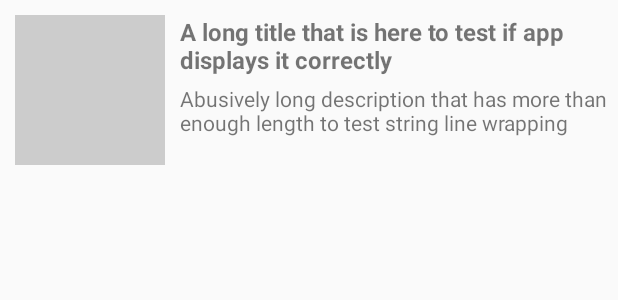
After one commit to toxuin/SellFlip, an Android app: the layout list_item.xml on its own in the app's theme, with its tools: preview values and no code run, on a phone screen of 412 x 824 dp. The commit adds this screen. Shown: the top 300 px of the screen. Run offline under Robolectric (Android 15) with nearby library versions, the phone set to English and light mode, and no system bars.

Commit message:
List item thing. A stub.

```diff
--- a/app/src/main/res/layout/fragment_results.xml
+++ b/app/src/main/res/layout/fragment_results.xml
@@ -1,12 +1,5 @@
 <?xml version="1.0" encoding="utf-8"?>
-<LinearLayout xmlns:android="http://schemas.android.com/apk/res/android"
-              android:orientation="vertical"
-              android:layout_width="match_parent"
-              android:layout_height="match_parent">
-
-    <TextView android:layout_width="wrap_content"
-              android:layout_height="wrap_content"
-              android:text="You suck, admit it."
-              android:id="@+id/textView3"
-              android:layout_gravity="center_horizontal"/>
-</LinearLayout>
+<ListView xmlns:android="http://schemas.android.com/apk/res/android"
+          android:layout_width="fill_parent"
+          android:layout_height="fill_parent"
+          android:id="@+id/itemsList"/>
--- /dev/null
+++ b/app/src/main/res/layout/list_item.xml
@@ -0,0 +1,36 @@
+<?xml version="1.0" encoding="utf-8"?>
+<RelativeLayout xmlns:android="http://schemas.android.com/apk/res/android"
+                android:layout_width="match_parent"
+                android:layout_height="wrap_content" >
+
+    <ImageView android:id="@+id/listImage"
+               android:layout_width="100dp"
+               android:layout_height="100dp"
+               android:layout_alignParentLeft="true"
+               android:layout_alignParentStart="true"
+               android:layout_centerVertical="true"
+               android:layout_margin="10dp"
+               android:background="#ffcccccc" />
+
+    <TextView android:id="@+id/listTitle"
+              android:layout_width="wrap_content"
+              android:layout_height="wrap_content"
+              android:layout_alignTop="@+id/listImage"
+              android:layout_toRightOf="@+id/listImage"
+              android:layout_toEndOf="@+id/listImage"
+              android:text="A long title that is here to test if app displays it correctly"
+              android:textSize="16sp"
+              android:textStyle="bold" />
+
+    <TextView android:id="@+id/listDescription"
+              android:layout_width="wrap_content"
+              android:layout_height="wrap_content"
+              android:layout_below="@+id/listTitle"
+              android:layout_marginTop="5dp"
+              android:maxLines="2"
+              android:layout_toRightOf="@+id/listImage"
+              android:layout_toEndOf="@+id/listImage"
+              android:text="Abusively long description that has more than enough length to test string line wrapping thing."
+              android:textSize="14sp" />
+
+</RelativeLayout>
```
